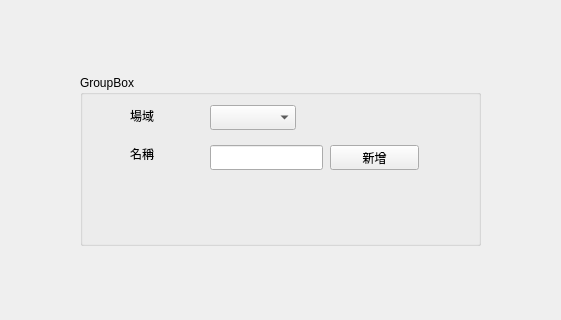
Before: the Qt Designer form AlertConsoleView.ui in twbikeman/bigdata_ai_hw, drawn with Qt 5; both pictures show x 90 to 651 and y 185 to 505 of the 800 by 600 pixel window.
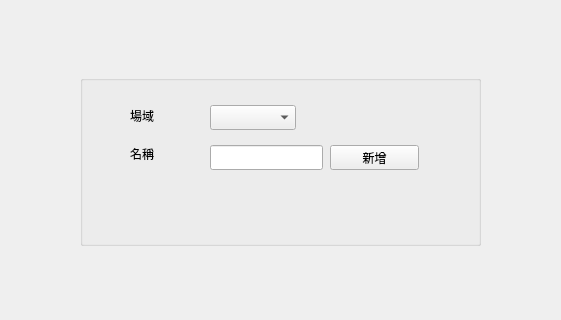
After: the same form once the commit is applied.

The edit to the form file:
```diff
--- a/AlertConsoleView.ui
+++ b/AlertConsoleView.ui
@@ -24,7 +24,7 @@
      </rect>
     </property>
     <property name="title">
-     <string>GroupBox</string>
+     <string/>
     </property>
     <widget class="QComboBox" name="siteComboBox">
      <property name="geometry">
```
